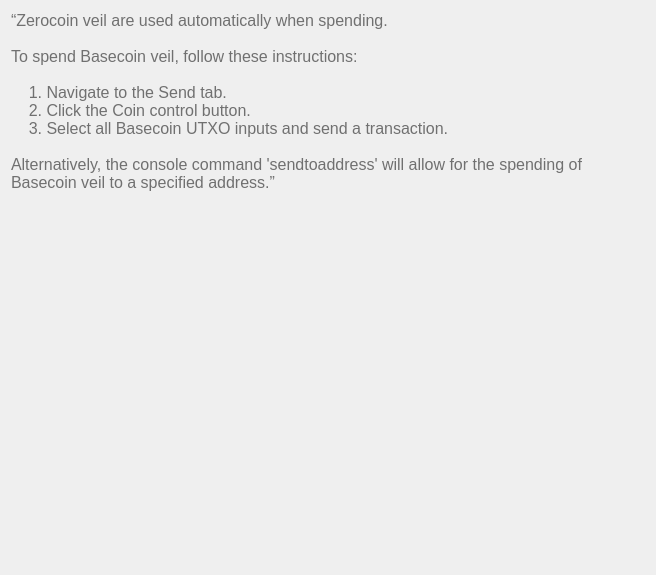
Qt form src/qt/veil/forms/settingsfaq05.ui (Veil-Project/veil) before a commit.
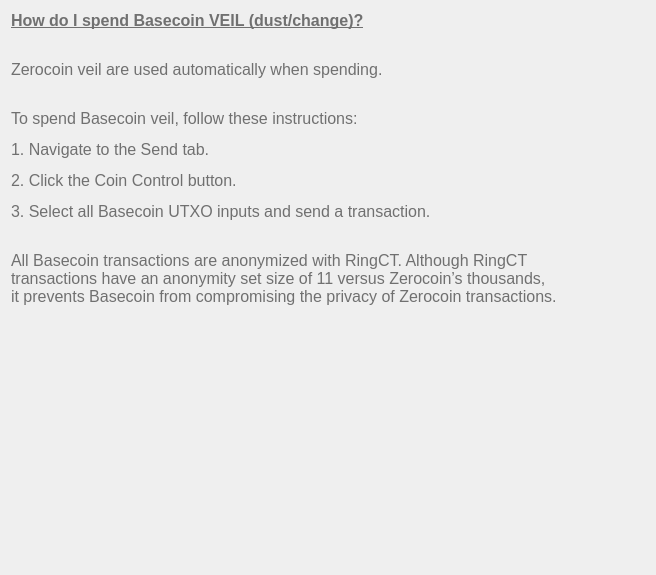
The same form after that commit.

```diff
--- a/src/qt/veil/forms/settingsfaq05.ui
+++ b/src/qt/veil/forms/settingsfaq05.ui
@@ -33,15 +33,7 @@
       <string notr="true">font-weight:200;</string>
      </property>
      <property name="text">
-      <string>“Zerocoin veil are used automatically when spending.
-
-To spend Basecoin veil, follow these instructions:
-
-    1. Navigate to the Send tab.
-    2. Click the Coin control button.
-    3. Select all Basecoin UTXO inputs and send a transaction.
-
-Alternatively, the console command 'sendtoaddress' will allow for the spending of Basecoin veil to a specified address.”					</string>
+      <string>&lt;html&gt;&lt;head/&gt;&lt;body&gt;&lt;p&gt;&lt;span style=&quot;font-weight:600; text-decoration: underline;&quot;&gt;How do I spend Basecoin VEIL (dust/change)?&lt;/span&gt;&lt;/p&gt;&lt;p&gt;&lt;span&gt;&lt;br/&gt;Zerocoin veil are used automatically when spending.&lt;/span&gt;&lt;/p&gt;&lt;p&gt;&lt;br/&gt;&lt;span&gt;To spend Basecoin veil, follow these instructions:&lt;/span&gt;&lt;/p&gt;&lt;p&gt;&lt;span&gt;1. Navigate to the Send tab.&lt;/span&gt;&lt;/p&gt;&lt;p&gt;&lt;span&gt;2. Click the Coin Control button.&lt;/span&gt;&lt;/p&gt;&lt;p&gt;&lt;span&gt;3. Select all Basecoin UTXO inputs and send a transaction.&lt;/span&gt;&lt;/p&gt;&lt;p&gt;&lt;br/&gt;&lt;span&gt;All Basecoin transactions are anonymized with RingCT. Although RingCT transactions have an anonymity set size of 11 versus Zerocoin’s thousands, it prevents Basecoin from compromising the privacy of Zerocoin transactions.&lt;/span&gt;&lt;/p&gt;&lt;/body&gt;&lt;/html&gt;</string>
      </property>
      <property name="alignment">
       <set>Qt::AlignLeading|Qt::AlignLeft|Qt::AlignTop</set>
```
